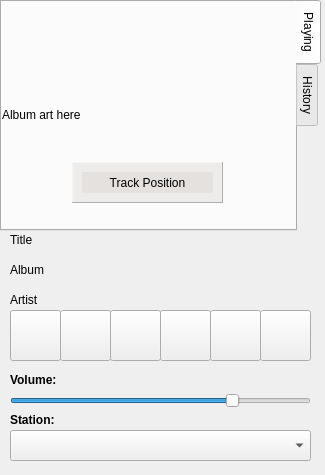
The window that qAndora-4.ui (JeffHoogland/qAndora) describes before a commit, drawn with Qt 5.
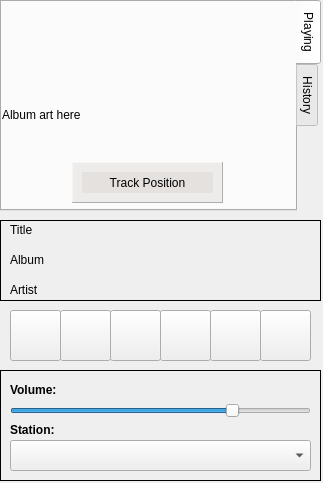
The same window after the commit. Icons and pictures are not drawn.

Patch:
```diff
--- a/qAndora-4.ui
+++ b/qAndora-4.ui
@@ -6,20 +6,20 @@
    <rect>
     <x>0</x>
     <y>0</y>
-    <width>325</width>
-    <height>475</height>
+    <width>323</width>
+    <height>483</height>
    </rect>
   </property>
   <property name="minimumSize">
    <size>
-    <width>325</width>
-    <height>475</height>
+    <width>323</width>
+    <height>483</height>
    </size>
   </property>
   <property name="maximumSize">
    <size>
-    <width>325</width>
-    <height>475</height>
+    <width>323</width>
+    <height>483</height>
    </size>
   </property>
   <property name="windowTitle">
@@ -36,7 +36,7 @@
       <x>0</x>
       <y>0</y>
       <width>321</width>
-      <height>231</height>
+      <height>211</height>
      </rect>
     </property>
     <property name="tabPosition">
@@ -974,11 +974,11 @@
       <x>0</x>
       <y>220</y>
       <width>321</width>
-      <height>91</height>
+      <height>81</height>
      </rect>
     </property>
     <property name="frameShape">
-     <enum>QFrame::NoFrame</enum>
+     <enum>QFrame::Panel</enum>
     </property>
     <property name="frameShadow">
      <enum>QFrame::Plain</enum>
@@ -987,7 +987,7 @@
      <property name="geometry">
       <rect>
        <x>10</x>
-       <y>10</y>
+       <y>0</y>
        <width>301</width>
        <height>20</height>
       </rect>
@@ -1009,7 +1009,7 @@
      <property name="geometry">
       <rect>
        <x>10</x>
-       <y>40</y>
+       <y>30</y>
        <width>301</width>
        <height>20</height>
       </rect>
@@ -1031,7 +1031,7 @@
      <property name="geometry">
       <rect>
        <x>10</x>
-       <y>70</y>
+       <y>60</y>
        <width>271</width>
        <height>20</height>
       </rect>
@@ -1204,16 +1204,16 @@
     <property name="geometry">
      <rect>
       <x>0</x>
-      <y>360</y>
+      <y>370</y>
       <width>321</width>
       <height>111</height>
      </rect>
     </property>
     <property name="frameShape">
-     <enum>QFrame::NoFrame</enum>
+     <enum>QFrame::Panel</enum>
     </property>
     <property name="frameShadow">
-     <enum>QFrame::Raised</enum>
+     <enum>QFrame::Plain</enum>
     </property>
     <widget class="QSlider" name="volumeSlider">
      <property name="geometry">
```
